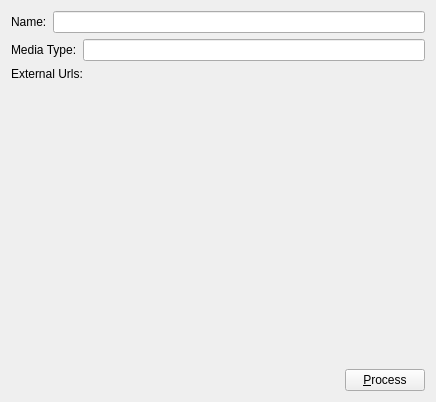
This is UI/MediaWindow.ui in towel42-com/EmbySync as Qt 5 draws it before an edit. The edited form follows.
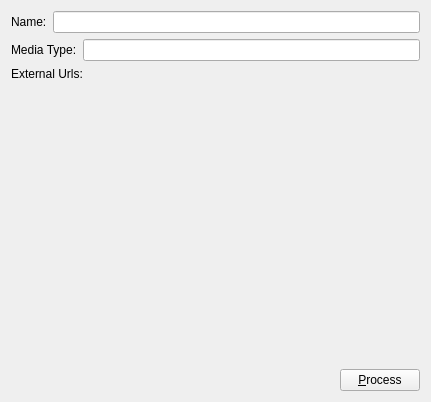
This is the edited form. Icons and pictures are not drawn.

What changed in the file:
```diff
--- a/UI/MediaWindow.ui
+++ b/UI/MediaWindow.ui
@@ -6,7 +6,7 @@
    <rect>
     <x>0</x>
     <y>0</y>
-    <width>436</width>
+    <width>431</width>
     <height>402</height>
    </rect>
   </property>
```
Left out of the diff: 4 changed lines with no effect on the pictures.
